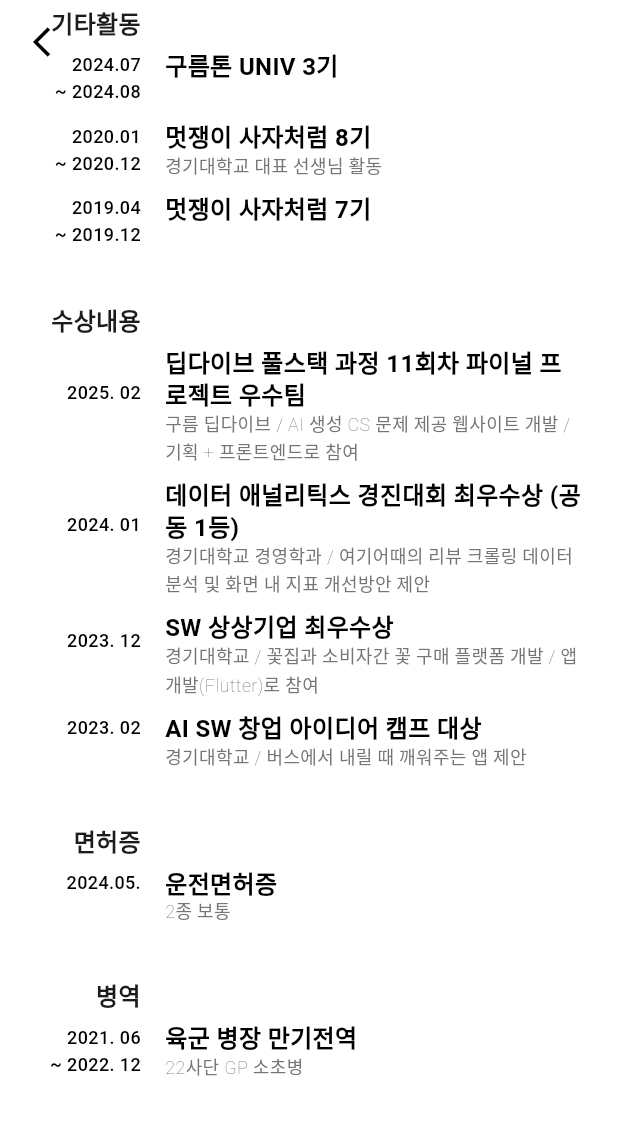
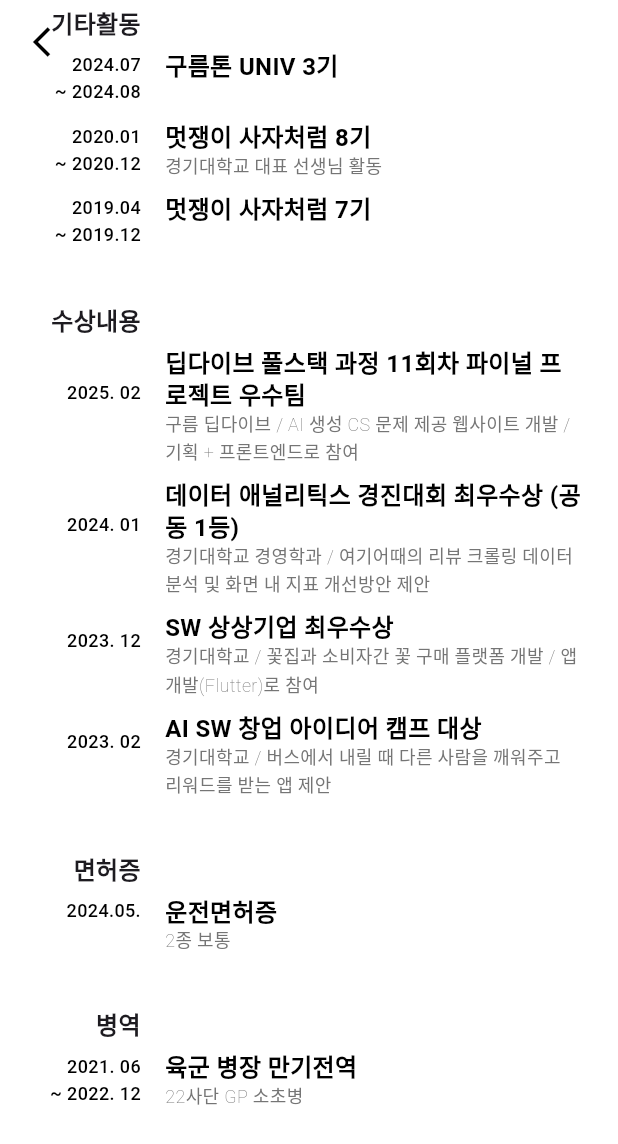
Before and after one commit to bluekmky1/portfolio, a Flutter app: the ResumeView screen opened by its route, scrolled down 1152 dp, on a phone screen of 412 x 824 dp. Shown: the top 1144 px of the screen. Run offline on Flutter 3.47's test engine with Material 3 defaults, Android fonts, the phone set to English and light mode, and no system bars; our stand-ins replace equatable, flutter_riverpod, flutter_svg, go_router, lottie, smooth_page_indicator; missing offline and left inert: flame; network calls fail.

Commit message:
🔧 Update mock data to clarify app proposal description

```diff
--- a/lib/ui/common/const/mock/mock_data.dart
+++ b/lib/ui/common/const/mock/mock_data.dart
@@ -117,7 +117,7 @@ class MockData {
     ResumeTileModel(
       title: '2023. 02\n',
       value: 'AI SW 창업 아이디어 캠프 대상',
-      subValue: '경기대학교 / 버스에서 내릴 때 깨워주는 앱 제안',
+      subValue: '경기대학교 / 버스에서 내릴 때 다른 사람을 깨워주고 리워드를 받는 앱 제안',
     ),
   ];
 
```
